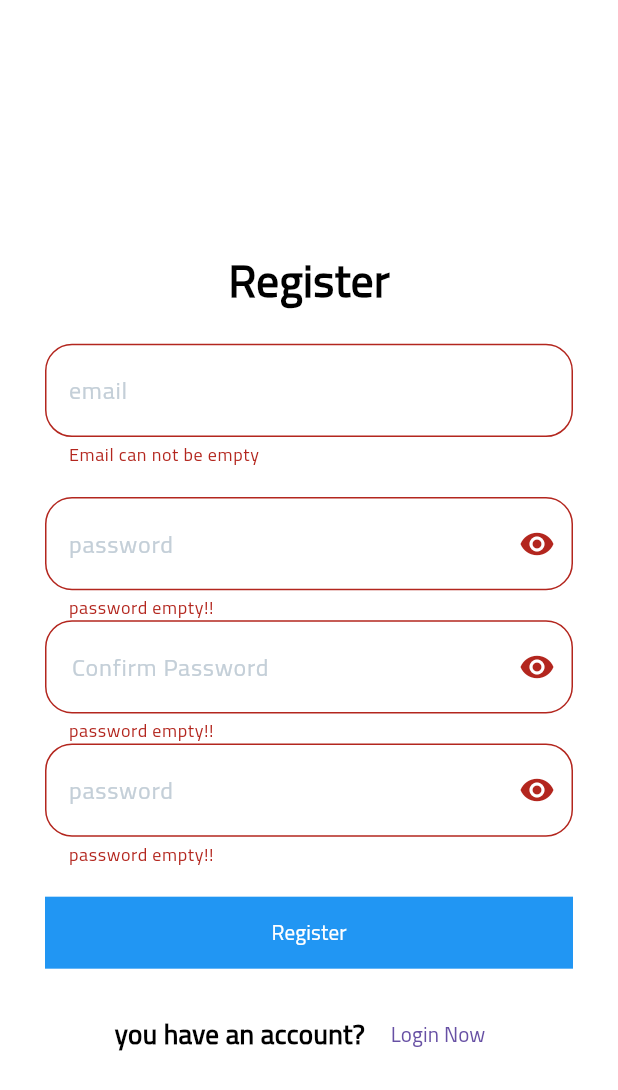
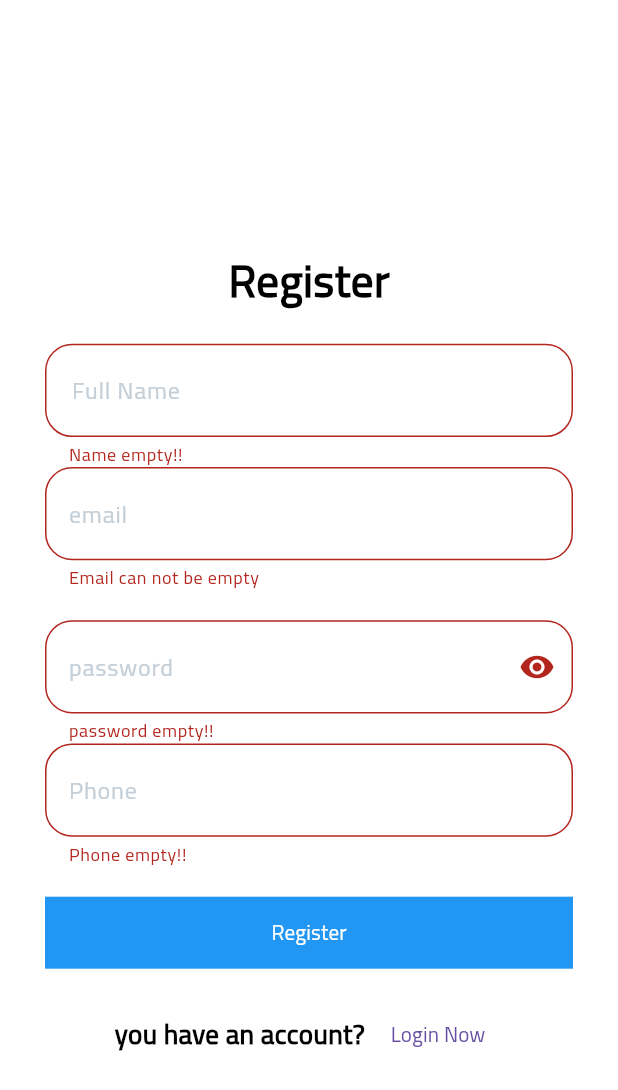
Before and after one commit to abdobassel/shop_e_commerce_flutter, a Flutter app: the Register screen opened directly, after a tap on "Register", on a phone screen of 412 x 824 dp. Shown: the top 1090 px of the screen. Run offline on Flutter 3.47's test engine with Material 3 defaults, Android fonts, the phone set to English and light mode, and no system bars; our stand-ins replace carousel_slider, dio, flutter_bloc, flutter_conditional_rendering, fluttertoast, shared_preferences and 1 more; accounts and stored records are empty; network calls fail.

Commit message:
favorites products  and register logic done

```diff
--- a/lib/bloc_shop/states.dart
+++ b/lib/bloc_shop/states.dart
@@ -1,3 +1,5 @@
+import 'package:shop_app/models/shopHomeModel/favoritesmodel/changefavoritemodel.dart';
+
 abstract class ShopStates {}
 
 class ShopInitializeState extends ShopStates {}
@@ -21,3 +23,13 @@ class ShopErrorDataCategoriesState extends ShopStates {
 
   ShopErrorDataCategoriesState({required this.error});
 }
+
+class ShopSuccesChangeFavoritesState extends ShopStates {}
+
+class ShopErrorChangeFavoritesState extends ShopStates {
+  final String error;
+
+  ShopErrorChangeFavoritesState({required this.error});
+}
+
+class ChangeFavoriteColor extends ShopStates {}
--- a/lib/endpoints/endpoint.dart
+++ b/lib/endpoints/endpoint.dart
@@ -1,5 +1,9 @@
 const String LOGIN = 'login';
+
+const String REGISTER = 'register';
 
 const String Home = 'home';
 const String Get_CATEGORIES = 'categories';
+
+const String FAVOURITES = 'favorites';
 //https://student.valuxapps.com/api/
--- /dev/null
+++ b/lib/login/regCubit/bloc/cubit_register.dart
@@ -0,0 +1,48 @@
+import 'package:flutter_bloc/flutter_bloc.dart';
+import 'package:shop_app/apiDio/apidio.dart';
+import 'package:shop_app/endpoints/endpoint.dart';
+
+import 'package:shop_app/login/regCubit/bloc/states_register.dart';
+import 'package:shop_app/models/shoploginModels/login_model.dart';
+
+class RegisterCubit extends Cubit<RegisterStates> {
+  RegisterCubit(super.initialState);
+
+  static RegisterCubit get(context) => BlocProvider.of(context);
+
+  bool ispassword = true;
+  ShopLoginModel? shopLoginModel;
+
+  void changeShowPassword() {
+    ispassword = !ispassword;
+    emit(RegisterChangPasswordShowState());
+  }
+
+  void postRegister(
+      {required String email,
+      required String password,
+      required String phone,
+      required String name}) async {
+    emit(RegisterLoadingState());
+    await DioHelper.postData(
+      url: REGISTER,
+      data: {
+        'name': name,
+        'email': email,
+        'password': password,
+        'phone': phone,
+      },
+      lang: 'ar',
+    ).then((value) {
+      print(value.data!);
+      shopLoginModel = ShopLoginModel.fromJson(value.data!);
+      //object to access data
+      print(shopLoginModel?.data?.token.toString());
+
+      emit(RegisterSuccesState(shopRegisterModel: shopLoginModel));
+    }).catchError((error) {
+      print(error.toString());
+      emit(RegisterErrorState(error.toString()));
+    });
+  }
+}
--- /dev/null
+++ b/lib/login/regCubit/bloc/states_register.dart
@@ -0,0 +1,20 @@
+import 'package:shop_app/models/shoploginModels/login_model.dart';
+
+abstract class RegisterStates {}
+
+class RegisteritState extends RegisterStates {}
+
+class RegisterSuccesState extends RegisterStates {
+  final ShopLoginModel? shopRegisterModel;
+
+  RegisterSuccesState({this.shopRegisterModel});
+}
+
+class RegisterLoadingState extends RegisterStates {}
+
+class RegisterErrorState extends RegisterStates {
+  final String error;
+  RegisterErrorState(this.error);
+}
+
+class RegisterChangPasswordShowState extends RegisterStates {}
--- a/lib/login/register.dart
+++ b/lib/login/register.dart
@@ -1,6 +1,9 @@
 import 'package:flutter/material.dart';
+import 'package:flutter_bloc/flutter_bloc.dart';
 import 'package:shop_app/components.dart';
 import 'package:shop_app/login/login.dart';
+import 'package:shop_app/login/regCubit/bloc/cubit_register.dart';
+import 'package:shop_app/login/regCubit/bloc/states_register.dart';
 
 class Register extends StatefulWidget {
   @override
@@ -11,13 +14,21 @@ class _RegisterState extends State<Register> {
   var mailcontroller = TextEditingController();
 
   var pwcontroller = TextEditingController();
+  var namecontroller = TextEditingController();
 
-  var _formKey = GlobalKey<FormState>();
+  var phonecontroller = TextEditingController();
+
+  var formRegisterKey = GlobalKey<FormState>();
 
   bool passwordShow = true;
 
   @override
   Widget build(BuildContext context) {
+    return BlocProvider(
+      create: (context) => RegisterCubit(RegisteritState()),
+      child: BlocConsumer<RegisterCubit, RegisterStates>(
+        listener: (context, state) {},
+        builder: (context, state) {
           return Scaffold(
             appBar: AppBar(),
             body: Padding(
@@ -31,16 +42,28 @@ class _RegisterState extends State<Register> {
                       Center(
                         child: Text(
                           'Register',
-                    style: TextStyle(fontSize: 30, fontWeight: FontWeight.bold),
+                          style: TextStyle(
+                              fontSize: 30, fontWeight: FontWeight.bold),
                         ),
                       ),
                       SizedBox(
                         height: 20,
                       ),
                       Form(
-                  key: _formKey,
+                        key: formRegisterKey,
                         child: Column(
                           children: [
+                            DefaultTextForm(
+                                controller: namecontroller,
+                                labeltext: "Full Name ",
+                                validate: (value) {
+                                  if (value!.isEmpty) {
+                                    return 'Name empty!!';
+                                  }
+                                  return null;
+                                },
+                                type: TextInputType.name,
+                                prefix: Icons.person),
                             DefaultTextForm(
                                 controller: mailcontroller,
                                 labeltext: "email",
@@ -76,45 +99,16 @@ class _RegisterState extends State<Register> {
                                 type: TextInputType.visiblePassword,
                                 prefix: Icons.lock),
                             DefaultTextForm(
-                          showPassfunc: () {
-                            setState(() {
-                              passwordShow = !passwordShow;
-                            });
-                          },
-                          isPassword: passwordShow,
-                          suffixIcon: passwordShow
-                              ? Icons.visibility
-                              : Icons.visibility_off,
-                          controller: pwcontroller,
-                          labeltext: "Confirm Password ",
+                                controller: phonecontroller,
+                                labeltext: "Phone",
                                 validate: (value) {
                                   if (value!.isEmpty) {
-                              return 'password empty!!';
+                                    return 'Phone empty!!';
                                   }
                                   return null;
                                 },
-                          type: TextInputType.visiblePassword,
-                          prefix: Icons.lock),
-                      DefaultTextForm(
-                          showPassfunc: () {
-                            setState(() {
-                              passwordShow = !passwordShow;
-                            });
-                          },
-                          isPassword: passwordShow,
-                          suffixIcon: passwordShow
-                              ? Icons.visibility
-                              : Icons.visibility_off,
-                          controller: pwcontroller,
-                          labeltext: "password",
-                          validate: (value) {
-                            if (value!.isEmpty) {
-                              return 'password empty!!';
-                            }
-                            return null;
-                          },
-                          type: TextInputType.visiblePassword,
-                          prefix: Icons.lock)
+                                type: TextInputType.phone,
+                                prefix: Icons.phone)
                           ],
                         ),
                       ),
@@ -127,9 +121,12 @@ class _RegisterState extends State<Register> {
                           color: Colors.blue,
                           child: MaterialButton(
                             onPressed: () {
-                        if (_formKey.currentState!.validate()) {
-                          print(pwcontroller.text);
-                          print(mailcontroller.text);
+                              if (formRegisterKey.currentState!.validate()) {
+                                RegisterCubit.get(context).postRegister(
+                                    email: mailcontroller.text,
+                                    password: pwcontroller.text,
+                                    phone: phonecontroller.text,
+                                    name: namecontroller.text);
                               }
                             },
                             child: Text(
@@ -166,5 +163,8 @@ class _RegisterState extends State<Register> {
               ),
             ),
           );
+        },
+      ),
+    );
   }
 }
--- /dev/null
+++ b/lib/models/shopHomeModel/favoritesmodel/changefavoritemodel.dart
@@ -0,0 +1,9 @@
+class FavoriteModel {
+  bool? status;
+  String? msg;
+
+  FavoriteModel.fromJson(Map<String, dynamic> json) {
+    status = json['status'];
+    msg = json['message'];
+  }
+}
--- a/lib/models/shopHomeModel/shop_home_model.dart
+++ b/lib/models/shopHomeModel/shop_home_model.dart
@@ -48,7 +48,7 @@ class ProductModel {
     id = json['id'];
     img = json['image'];
     incart = json['in_cart'];
-    infav = json['in_favourites'];
+    infav = json['in_favorites'];
     name = json['name'];
   }
 }
```
Also changed, not shown: lib/bloc_shop/cubit.dart (+37 -4 lines), lib/layout/categories/categories.dart (+42 -3 lines), lib/layout/products/products_screen.dart (+24 -10 lines), lib/main.dart (+5 -2 lines). Lines whose indentation alone changed are shown as unchanged.
